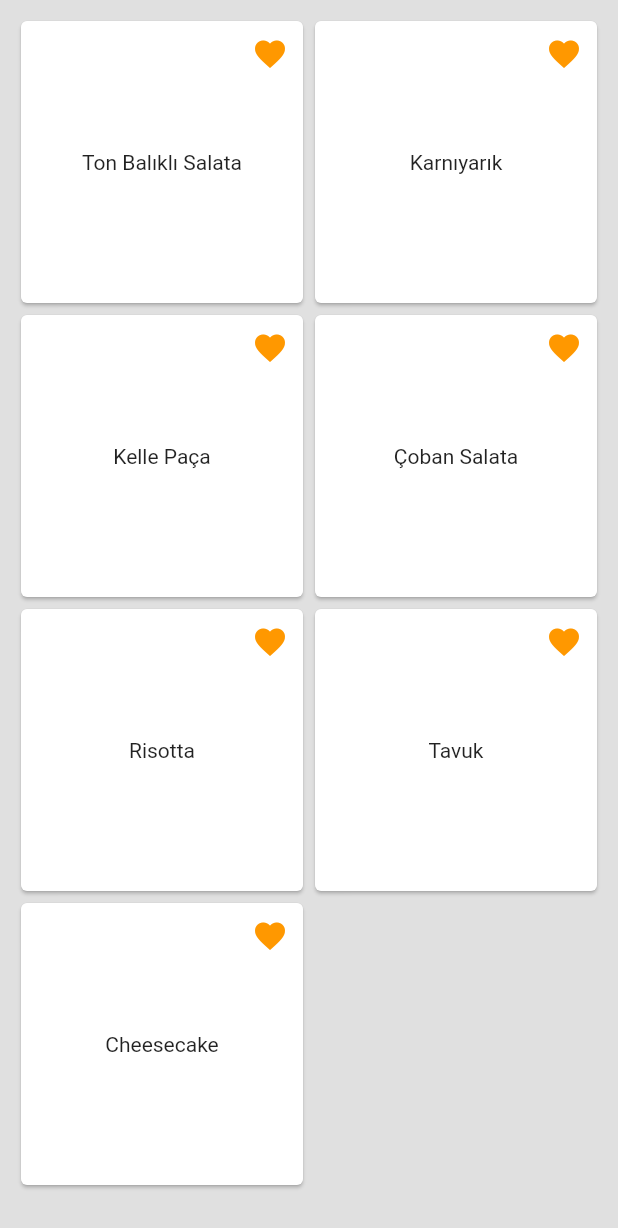
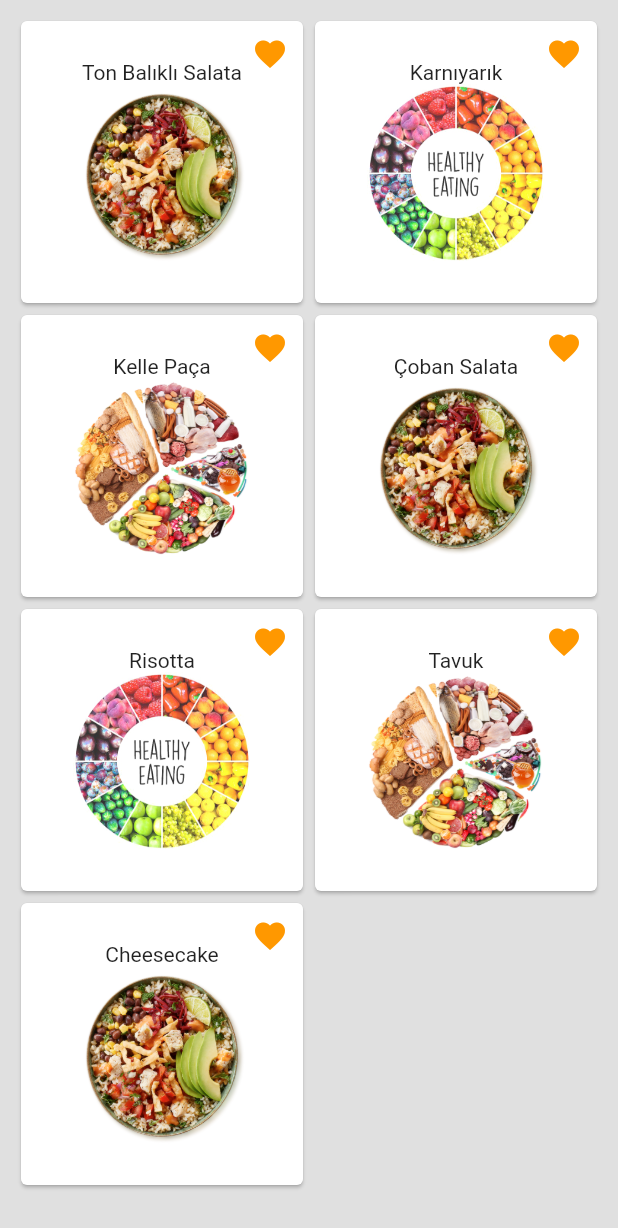
Before and after one commit to Alpha-Hunter-Software/Food-App, a Flutter app: the FavoriteScreen screen opened directly, on a phone screen of 412 x 824 dp. Shown: the top 1228 px of the screen. Run offline on Flutter 3.47's test engine with Material 2 defaults, Android fonts, the phone set to English and light mode, and no system bars; our stand-ins replace carousel_slider.

Commit message:
Update favorite

```diff
--- a/food_application/lib/ui/favorite/favorite_screen.dart
+++ b/food_application/lib/ui/favorite/favorite_screen.dart
@@ -18,6 +18,16 @@ class _FavoriteScreenState extends State<FavoriteScreen> {
     "Cheesecake",
   ];
 
+  final List<String> _foodImages = [
+    "assets/bow.png",
+    "assets/fresh.png",
+    "assets/healthy.png",
+    "assets/bow.png",
+    "assets/fresh.png",
+    "assets/healthy.png",
+    "assets/bow.png",
+  ];
+
   @override
   Widget build(BuildContext context) {
     return Scaffold(
@@ -30,7 +40,11 @@ class _FavoriteScreenState extends State<FavoriteScreen> {
           ),
           itemCount: _foodNames.length,
           itemBuilder: (BuildContext context, int index) {
-            return Card(
+            return InkWell(
+              onTap: () {
+                _showAlertDialog(index);
+              },
+              child: Card(
                 child: Padding(
                   padding: const EdgeInsets.all(10.0),
                   child: Stack(
@@ -43,11 +57,21 @@ class _FavoriteScreenState extends State<FavoriteScreen> {
                         ),
                       ),
                       Center(
-                      child: Text(
+                        child: Column(
+                          mainAxisSize: MainAxisSize.min,
+                          children: [
+                            Text(
                               _foodNames[index],
+                            ),
+                            Image.asset(
+                              _foodImages[index],
+                              height: 120,
+                            ),
+                          ],
                         ),
                       ),
                     ],
+                  ),
                 ),
               ),
             );
@@ -56,4 +80,38 @@ class _FavoriteScreenState extends State<FavoriteScreen> {
       ),
     );
   }
+
+  void _showAlertDialog(int index) {
+    showDialog(
+      context: context,
+      builder: (BuildContext context) {
+        return AlertDialog(
+          title: Text(_foodNames[index]),
+          content: const Text("Silmek istediğinize emin misiniz?"),
+          actions: [
+            ElevatedButton(
+              onPressed: () {
+                setState(() {
+                  _foodNames.removeAt(index);
+                });
+                Navigator.pop(context);
+              },
+              child: const Text("Evet"),
+            ),
+            RawMaterialButton(
+              onPressed: () {
+                Navigator.pop(context);
+              },
+              child: Container(
+                  color: Colors.orange,
+                  child: const Padding(
+                    padding: EdgeInsets.all(10),
+                    child: Text("Hayır"),
+                  )),
+            )
+          ],
+        );
+      },
+    );
   }
+}
```
Lines whose indentation alone changed are shown as unchanged.
